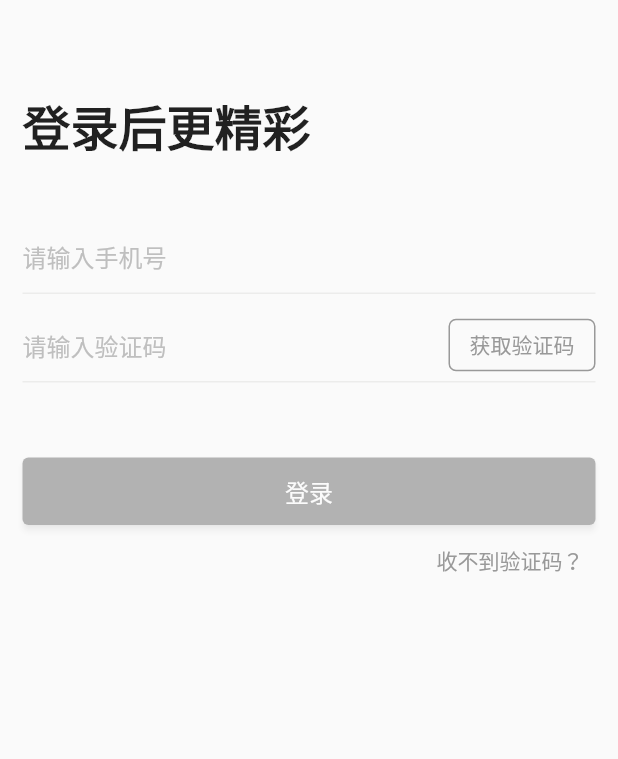
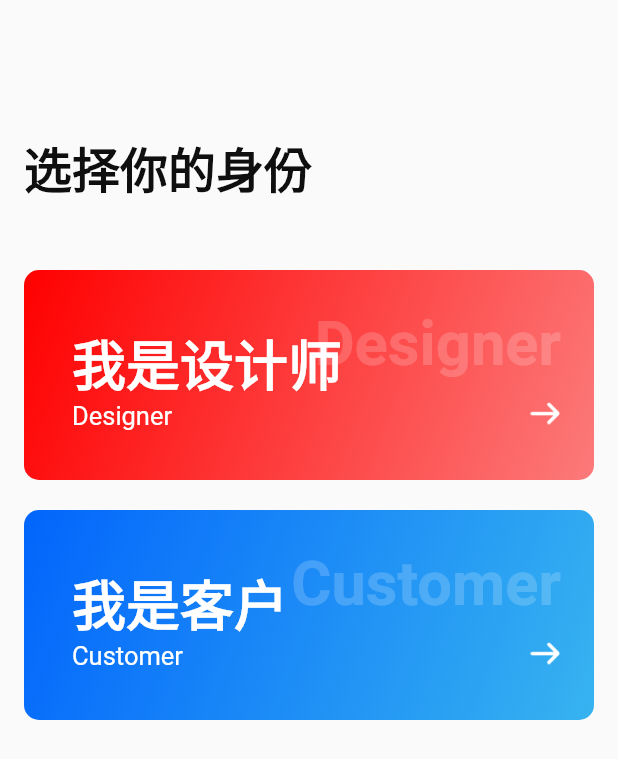
Before and after one commit to dev-wwj/uzuo, a Flutter app: the screen it shows after launch, after a tap on "登录", on a phone screen of 412 x 824 dp. Shown: the top 759 px of the screen. Run offline on Flutter 3.47's test engine with Material 2 defaults, Android fonts, the phone set to English and light mode, and no system bars.

Commit message:
[Task]身份卡

```diff
--- a/lib/account/login.dart
+++ b/lib/account/login.dart
@@ -3,20 +3,9 @@ import 'package:flutter/cupertino.dart';
 import 'package:flutter/material.dart';
 import '../common/style.dart';
 import '../common/regexp.dart';
-
-InputDecoration _inputDecoration(String text) {
-  return InputDecoration(
-    hintText: text,
-    hintStyle: TextStyle(fontSize: 16, color: Color_Text_Hint),
-    border: InputBorder.none,
-  );
-}
-
-final BoxDecoration BottomLineDecoration = BoxDecoration(
-    border: Border(bottom: BorderSide(width: 1, color: Color_Border_Line)));
-
-final BoxDecoration TopLineDecoration = BoxDecoration(
-    border: Border(top: BorderSide(width: 0.5, color: Color_Border_Line)));
+import '../common/decoration.dart';
+import '../account/profession.dart';
+import '../common/gloal.dart';
 
 final TextStyle _availableStyle =
     TextStyle(fontSize: 14, color: Color_Text_Normal);
@@ -58,8 +47,8 @@ class _LoginPageState extends State<LoginPage> {
         key: _formKey,
         child: SingleChildScrollView(
             child: Container(
-          height: MediaQuery.of(context).size.height,
-          width: MediaQuery.of(context).size.width,
+          height: context.safeHeight(),
+          width: context.width(),
           padding: EdgeInsets.symmetric(horizontal: 15.0),
           child: Column(
             mainAxisSize: MainAxisSize.max,
@@ -68,7 +57,7 @@ class _LoginPageState extends State<LoginPage> {
                 height: 60,
               ),
               Container(
-                width: MediaQuery.of(context).size.width,
+                width: context.width(),
                 child: Text(
                   "登录后更精彩",
                   style: TextStyle(
@@ -85,7 +74,8 @@ class _LoginPageState extends State<LoginPage> {
                 child: TextFormField(
                   autovalidateMode: AutovalidateMode.always,
                   style: TextStyleTitle,
-                  decoration: _inputDecoration('请输入手机号'),
+                  decoration: WInputDecoration.inputDecoration(
+                      "请输入手机号", TextStyleHintNormal),
                   keyboardType: TextInputType.phone,
                   onChanged: (value) {
                     _phone = value;
@@ -107,7 +97,8 @@ class _LoginPageState extends State<LoginPage> {
                       child: TextFormField(
                         autovalidateMode: AutovalidateMode.always,
                         style: TextStyleTitle,
-                        decoration: _inputDecoration('请输入验证码'),
+                        decoration: WInputDecoration.inputDecoration(
+                            "请输入验证码", TextStyleHintNormal),
                         keyboardType: TextInputType.number,
                         onChanged: (value) {
                           _verifyCode = value;
@@ -187,8 +178,8 @@ class _LoginPageState extends State<LoginPage> {
                 height: 50,
               ),
               Container(
-                width: MediaQuery.of(context).size.width,
-                height: 45,
+                width: context.width(),
+                height: 50,
                 child: Opacity(
                     opacity: _loginEnable ? 1.0 : 0.3,
                     child: MaterialButton(
@@ -196,6 +187,10 @@ class _LoginPageState extends State<LoginPage> {
                         if (_loginEnable) {
                           //TODO: login
                         }
+                        Navigator.push(
+                            context,
+                            MaterialPageRoute(
+                                builder: (context) => ProfessionWidget()));
                       },
                       shape: RoundedRectangleBorder(
                         borderRadius: BorderRadius.all(Radius.circular(4)),
@@ -256,18 +251,24 @@ class _LoginPageState extends State<LoginPage> {
                 ],
               ),
               Expanded(child: SizedBox()),
-              // Row(
-              //   children: [
-              //     Ink.image(image: '')
-              //   ],
-              //   mainAxisAlignment: MainAxisAlignment.center,
-              // )
+              SizedBox(
+                width: 60,
+                height: 60,
+                child: IconButton(
+                  onPressed: () {},
+                  icon: Image.asset('images/wechat.png'),
+                ),
+              ),
             ],
           ),
         )),
       ),
     );
   }
+
+  //阅读 用户协议 和 隐私政策
+  var rechText =
+      RichText(text: TextSpan(text: "阅读", style: TextStyleLittleContent));
 
   Padding buildTitle() {
     return Padding(
--- /dev/null
+++ b/lib/account/profession.dart
@@ -0,0 +1,113 @@
+import 'dart:async';
+import 'package:flutter/cupertino.dart';
+import 'package:flutter/material.dart';
+import '../common/style.dart';
+
+class ProfessionWidget extends StatelessWidget {
+  const ProfessionWidget({super.key});
+
+  @override
+  Widget build(BuildContext context) {
+    // TODO: implement build
+    return Scaffold(
+      body: SafeArea(
+        key: this.key,
+        child: Container(
+          margin: EdgeInsets.fromLTRB(16, 88, 16, 0),
+          child: Column(
+            crossAxisAlignment: CrossAxisAlignment.start,
+            children: [
+              Text("选择你的身份", style: TextStyleH5),
+              SizedBox(height: 45),
+              ProfessionCard(
+                title: "我是设计师",
+                intro: "Designer",
+                colors: [
+                  const Color(0xFFFF0000),
+                  const Color(0xFFFC7A7A),
+                ],
+                onTap: () {},
+              ),
+              SizedBox(height: 20),
+              ProfessionCard(
+                title: "我是客户",
+                intro: "Customer",
+                colors: [
+                  const Color(0xFF0265FC),
+                  const Color(0xFF37B3F0),
+                ],
+                onTap: () {},
+              ),
+            ],
+          ),
+        ),
+      ),
+    );
+  }
+}
+
+class ProfessionCard extends StatelessWidget {
+  const ProfessionCard({
+    super.key,
+    required this.title,
+    required this.intro,
+    required this.colors,
+    this.onTap,
+  });
+
+  final String title;
+  final String intro;
+  final List<Color> colors;
+  final GestureTapCallback? onTap;
+
+  @override
+  Widget build(BuildContext context) {
+    return Ink(
+      decoration: BoxDecoration(
+        gradient: LinearGradient(
+          colors: colors,
+          begin: Alignment.topLeft,
+          end: Alignment.bottomRight,
+        ),
+        borderRadius: BorderRadius.all(Radius.circular(10)),
+      ),
+      width: context.width() - 32,
+      height: 140,
+      child: InkWell(
+        onTap: onTap,
+        borderRadius: BorderRadius.all(Radius.circular(10)),
+        splashColor: colors.first,
+        child: Stack(
+          children: [
+            Padding(
+              padding: EdgeInsets.fromLTRB(32, 35, 0, 0),
+              child: Text(
+                title,
+                style: TextStyleH6White,
+              ),
+            ),
+            Padding(
+              padding: EdgeInsets.fromLTRB(32, 87, 0, 0),
+              child: Text(
+                intro,
+                style: TextStyle17White,
+              ),
+            ),
+            Container(
+              alignment: Alignment.topRight,
+              padding: EdgeInsets.fromLTRB(0, 25, 22, 0),
+              child: Text(intro, style: TextStyleH7WhiteTransparent),
+            ),
+            Positioned(
+              width: 21,
+              height: 15,
+              right: 22,
+              top: 88,
+              child: Image.asset('images/arrow.png'),
+            )
+          ],
+        ),
+      ),
+    );
+  }
+}
--- a/lib/common/decoration.dart
+++ b/lib/common/decoration.dart
@@ -1,8 +1,25 @@
+import 'package:flutter/material.dart';
+
 import 'gloal.dart';
 import 'package:flutter/widgets.dart';
 
+/**
+ * BoxDecoration
+ */
+// 下划线
 final BoxDecoration BottomLineDecoration = BoxDecoration(
     border: Border(bottom: BorderSide(width: 1, color: Color_Border_Line)));
 
 final BoxDecoration TopLineDecoration = BoxDecoration(
     border: Border(top: BorderSide(width: 0.5, color: Color_Border_Line)));
+
+extension WInputDecoration on InputDecoration {
+  static InputDecoration inputDecoration(hintText, hintStyle,
+      {border = InputBorder.none}) {
+    return InputDecoration(
+      hintText: hintText,
+      hintStyle: hintStyle,
+      border: border,
+    );
+  }
+}
--- a/lib/common/gloal.dart
+++ b/lib/common/gloal.dart
@@ -1,7 +1,6 @@
 import 'dart:ui';
 
 import 'package:flutter/material.dart';
-
 
 final Color Color_Text_Normal = Color(0xFF0F0F0F);
 
@@ -22,3 +21,27 @@ InputDecoration _inputDecoration(String text) {
     border: InputBorder.none,
   );
 }
+
+extension SimpleContext on BuildContext {
+  double width() {
+    return MediaQuery.of(this).size.width;
+  }
+
+  double height() {
+    return MediaQuery.of(this).size.height;
+  }
+
+  double statusBarHeight() {
+    return MediaQuery.of(this).padding.top;
+  }
+
+  double bottomSafeMarge() {
+    return MediaQuery.of(this).padding.bottom;
+  }
+
+  double safeHeight() {
+    return height() -
+        statusBarHeight() -
+        bottomSafeMarge();
+  }
+}
--- a/lib/common/style.dart
+++ b/lib/common/style.dart
@@ -2,6 +2,10 @@ import 'package:flutter/material.dart';
 import '../common/gloal.dart';
 export 'gloal.dart';
 
+
+/**
+ * TextStyle
+ */
 final TextStyle TextStyleTitle = TextStyle(fontSize: 16, color: Color_Text_Normal);
 
 final TextStyle TextStyleTitleBold = TextStyle(fontSize: 17, color: Color_Text_Normal, fontWeight: FontWeight.bold);
@@ -10,4 +14,23 @@ final TextStyle TextStyleLarge = TextStyle(fontSize: 19, color: Color_Text_Norma
 
 final TextStyle TextStyleMediumContent = TextStyle(fontSize: 15, color: Color_Text_Content);
 
+final TextStyle TextStyleLittleContent = TextStyle(fontSize: 14, color: Color_Text_Content);
+
+final TextStyle TextStyleHintNormal = TextStyle(fontSize: 16, color: Color_Text_Hint);
+
+final TextStyle TextStyleNormal = TextStyle(fontSize: 16, color: Color_Text_Hint);
+
+final TextStyle TextStyleH5 =  TextStyle(fontSize: 32, color: Color_Text_Normal, fontWeight: FontWeight.w700);
+
+final TextStyle TextStyleH6White =  TextStyle(fontSize: 36, color: Colors.white, fontWeight: FontWeight.w700);
+
+final TextStyle TextStyleH7WhiteTransparent =  TextStyle(fontSize: 41, color: Color(0x2FFFFFFF), fontWeight: FontWeight.w700);
+
+final TextStyle TextStyle17White =  TextStyle(fontSize: 17, color: Colors.white);
+
+
+
+/**
+ * ButtonStyle
+ */
 final ButtonStyle TextButtonStyleNormal = ButtonStyle(overlayColor:MaterialStateProperty.all(Color_Shadow_Gray));
--- a/pubspec.yaml
+++ b/pubspec.yaml
@@ -59,10 +59,9 @@ flutter:
   uses-material-design: true
 
   # To add assets to your application, add an assets section, like this:
-  # assets:
+  assets:
   #   - images/a_dot_burr.jpeg
-  #   - images/a_dot_ham.jpeg
-
+    - images/
   # An image asset can refer to one or more resolution-specific "variants", see
   # https://flutter.dev/assets-and-images/#resolution-aware
 
```
Also changed, not shown: images/arrow.png (added), images/wechat.png (added), 24 other files.
